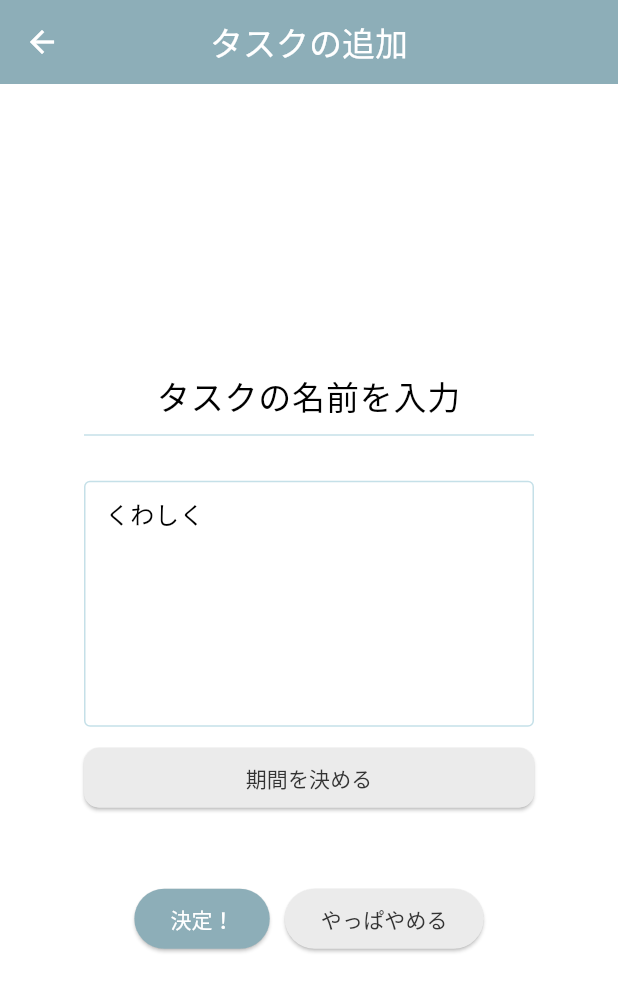
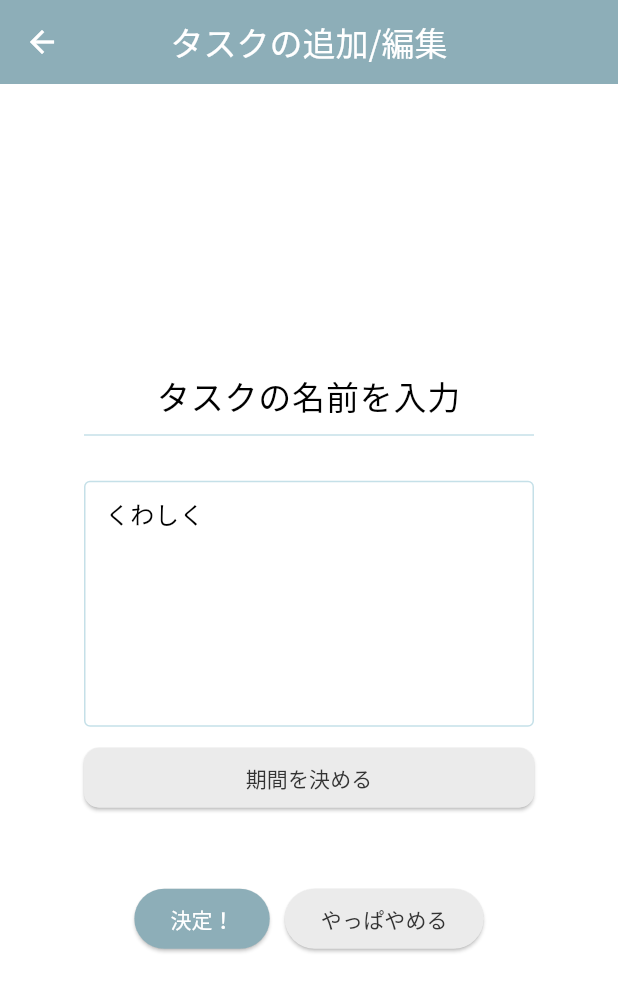
Before and after one commit to micomi-app/MicoMi, a Flutter app: the MicoMiSubPage screen opened directly, on a phone screen of 412 x 824 dp. Shown: the top 992 px of the screen. Run offline on Flutter 3.47's test engine with Material 2 defaults, Android fonts, the phone set to English and light mode, and no system bars; our stand-ins replace sqflite, table_calendar, vibration; accounts and stored records are empty.

Commit message:
ラベルの変更

```diff
--- a/lib/edit_task.dart
+++ b/lib/edit_task.dart
@@ -63,7 +63,7 @@ class EditTasks extends State<MicoMiSubPage> {
         centerTitle: true,
         backgroundColor: Theme.of(context).primaryColor,
         foregroundColor: Theme.of(context).colorScheme.onPrimary,
-        title: const Text("タスクの追加"),
+        title: const Text("タスクの追加/編集"),
       ),
       body: Center(
         child: SingleChildScrollView(
```
